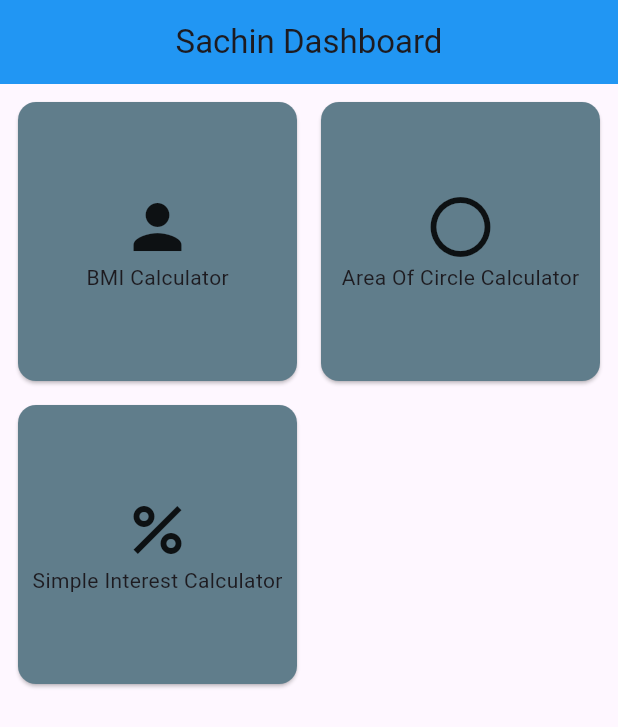
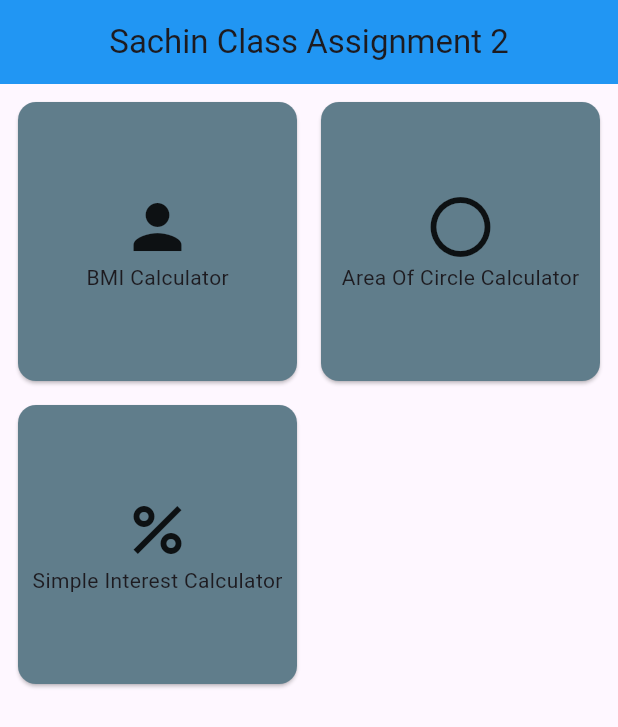
Before and after one commit to vikitex007/Class_Assignment_2, a Flutter app: the screen it shows after launch, on a phone screen of 412 x 824 dp. Shown: the top 727 px of the screen. Run offline on Flutter 3.47's test engine with Material 3 defaults, Android fonts, the phone set to English and light mode, and no system bars; our stand-ins replace flutter_bloc.

Commit message:
final push

```diff
--- a/lib/cubit/dashboard_cubit.dart
+++ b/lib/cubit/dashboard_cubit.dart
@@ -5,7 +5,6 @@ import 'package:class_assignment_2/cubit/simple_interest_cubit.dart';
 import 'package:class_assignment_2/view/bmi_calculator_view.dart';
 import 'package:class_assignment_2/view/circle_area_view.dart';
 import 'package:class_assignment_2/view/simple_interest_view.dart';
-import 'package:flutter/cupertino.dart';
 import 'package:flutter/material.dart';
 import 'package:flutter_bloc/flutter_bloc.dart';
 
--- a/lib/view/dashboard_view.dart
+++ b/lib/view/dashboard_view.dart
@@ -14,7 +14,7 @@ class DashboardView extends StatelessWidget {
       appBar: AppBar(
         backgroundColor: Colors.blue,
 
-        title: const Text('Sachin Dashboard'),
+        title: const Text('Sachin Class Assignment 2'),
         centerTitle: true,
       ),
       body: GridView(
--- a/pubspec.yaml
+++ b/pubspec.yaml
@@ -59,9 +59,8 @@ flutter:
   uses-material-design: true
 
   # To add assets to your application, add an assets section, like this:
-  # assets:
-  #   - images/a_dot_burr.jpeg
-  #   - images/a_dot_ham.jpeg
+  assets:
+     - assets/
 
   # An image asset can refer to one or more resolution-specific "variants", see
   # https://flutter.dev/to/resolution-aware-images
```
Also changed, not shown: assets/Screenshot_20241227_150511.png (added), assets/Screenshot_20241227_150539.png (added), assets/Screenshot_20241227_150556.png (added), assets/Screenshot_20241227_150616.png (added), 1 other file.
